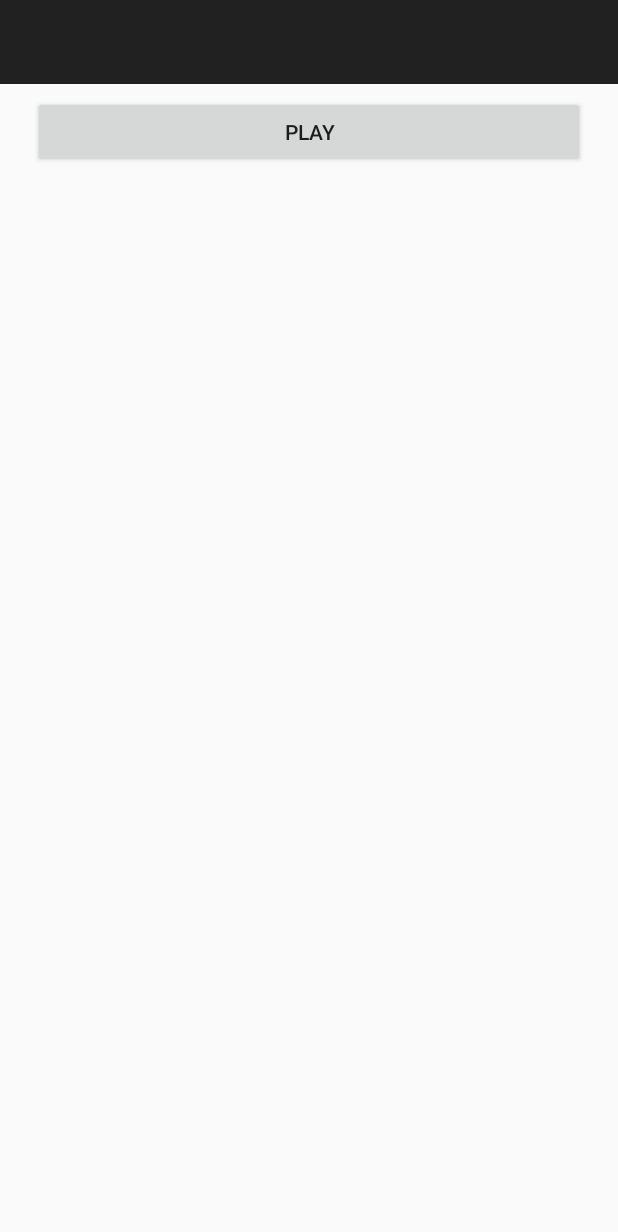
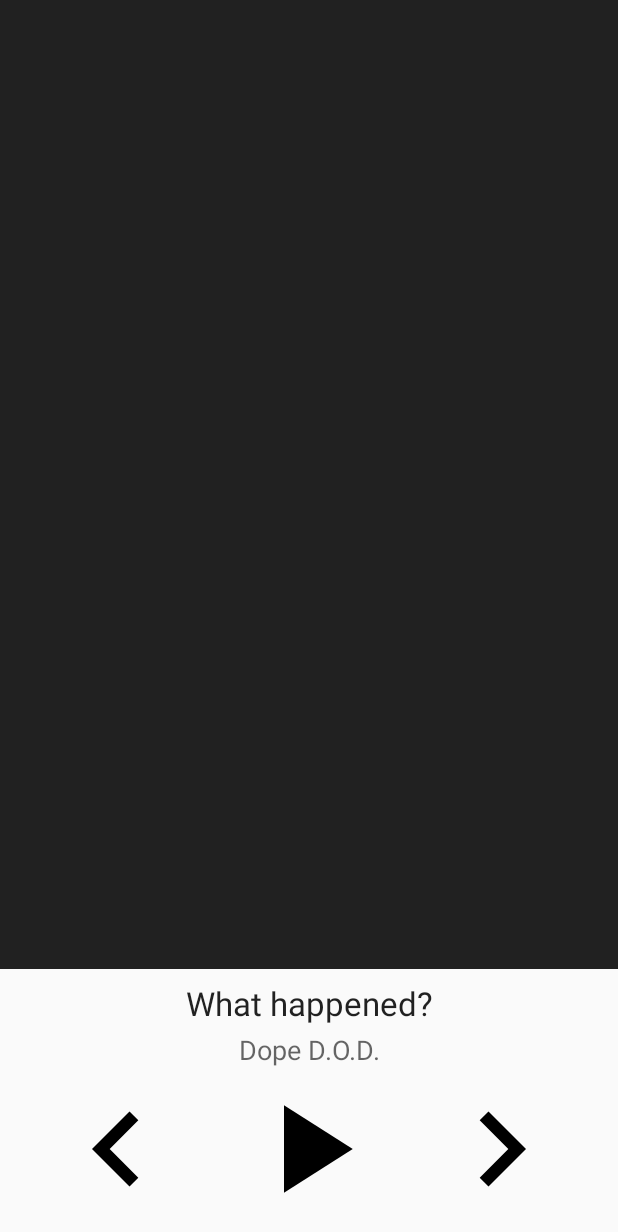
Before and after one commit to MichalGoly/Mapify, an Android app: the layout fragment_player.xml on its own in the app's theme, with its tools: preview values and no code run, on a phone screen of 412 x 824 dp. Shown: the top 1232 px of the screen. Run offline under Robolectric (Android 15) with nearby library versions, the light colour scheme and no system bars.

Commit message:
added a bare bone player layout

```diff
--- a/app/src/main/java/com/michalgoly/mapify/ui/PlayerFragment.java
+++ b/app/src/main/java/com/michalgoly/mapify/ui/PlayerFragment.java
@@ -77,17 +77,17 @@ public class PlayerFragment extends Fragment implements SpotifyPlayer.Notificati
         toolbar.setTitle("");
         ((AppCompatActivity)getActivity()).setSupportActionBar(toolbar);
 
-        playButton = (Button) view.findViewById(R.id.btn_play);
-        playButton.setOnClickListener(new View.OnClickListener() {
-            @Override
-            public void onClick(View v) {
-                if (player != null && currentTrack != null) {
-                    player.playUri(null, currentTrack.getId(), 0, 0);
-                } else {
-                    Log.d(TAG, "player or currentSongId was null!");
-                }
-            }
-        });
+//        playButton = (Button) view.findViewById(R.id.btn_play);
+//        playButton.setOnClickListener(new View.OnClickListener() {
+//            @Override
+//            public void onClick(View v) {
+//                if (player != null && currentTrack != null) {
+//                    player.playUri(null, currentTrack.getId(), 0, 0);
+//                } else {
+//                    Log.d(TAG, "player or currentSongId was null!");
+//                }
+//            }
+//        });
         // start playing the clicked track if a user navigated here through the SearchFragment
         if (currentTrack != null && player != null) {
             player.playUri(null, currentTrack.getId(), 0, 0);
--- /dev/null
+++ b/app/src/main/res/drawable/ic_navigate_before_black_24dp.xml
@@ -0,0 +1,9 @@
+<vector xmlns:android="http://schemas.android.com/apk/res/android"
+        android:width="24dp"
+        android:height="24dp"
+        android:viewportWidth="24.0"
+        android:viewportHeight="24.0">
+    <path
+        android:fillColor="#FF000000"
+        android:pathData="M15.41,7.41L14,6l-6,6 6,6 1.41,-1.41L10.83,12z"/>
+</vector>
--- /dev/null
+++ b/app/src/main/res/drawable/ic_navigate_next_black_24dp.xml
@@ -0,0 +1,9 @@
+<vector xmlns:android="http://schemas.android.com/apk/res/android"
+        android:width="24dp"
+        android:height="24dp"
+        android:viewportWidth="24.0"
+        android:viewportHeight="24.0">
+    <path
+        android:fillColor="#FF000000"
+        android:pathData="M10,6L8.59,7.41 13.17,12l-4.58,4.59L10,18l6,-6z"/>
+</vector>
--- /dev/null
+++ b/app/src/main/res/drawable/ic_pause_black_24dp.xml
@@ -0,0 +1,9 @@
+<vector xmlns:android="http://schemas.android.com/apk/res/android"
+        android:width="24dp"
+        android:height="24dp"
+        android:viewportWidth="24.0"
+        android:viewportHeight="24.0">
+    <path
+        android:fillColor="#FF000000"
+        android:pathData="M6,19h4L10,5L6,5v14zM14,5v14h4L18,5h-4z"/>
+</vector>
--- /dev/null
+++ b/app/src/main/res/drawable/ic_play_arrow_black_24dp.xml
@@ -0,0 +1,9 @@
+<vector xmlns:android="http://schemas.android.com/apk/res/android"
+        android:width="24dp"
+        android:height="24dp"
+        android:viewportWidth="24.0"
+        android:viewportHeight="24.0">
+    <path
+        android:fillColor="#FF000000"
+        android:pathData="M8,5v14l11,-7z"/>
+</vector>
--- a/app/src/main/res/layout/fragment_player.xml
+++ b/app/src/main/res/layout/fragment_player.xml
@@ -7,8 +7,8 @@
 
     <android.support.v7.widget.Toolbar
         android:id="@+id/tb_player_fragment"
-        android:layout_width="match_parent"
-        android:layout_height="?attr/actionBarSize"
+        android:layout_width="0dp"
+        android:layout_height="0dp"
         android:background="?attr/colorPrimary"
         android:theme="@style/ThemeOverlay.AppCompat.ActionBar"
         app:popupTheme="@style/ThemeOverlay.AppCompat.Light"
@@ -18,18 +18,75 @@
         app:layout_constraintLeft_toLeftOf="parent"
         android:layout_marginRight="0dp"
         app:layout_constraintRight_toRightOf="parent"
-        app:contentInsetStartWithNavigation="0dp" />
+        app:contentInsetStartWithNavigation="0dp"
+        app:layout_constraintHorizontal_bias="0.0"
+        android:layout_marginBottom="8dp"
+        app:layout_constraintBottom_toTopOf="@+id/textView2" />
 
-    <Button
-        android:id="@+id/btn_play"
-        android:layout_width="368dp"
-        android:layout_height="wrap_content"
-        android:text="Play"
-        android:layout_marginTop="8dp"
-        app:layout_constraintTop_toBottomOf="@+id/tb_player_fragment"
+    <ImageView
+        android:id="@+id/imageView"
+        android:layout_width="100dp"
+        android:layout_height="100dp"
+        android:layout_marginBottom="8dp"
+        android:adjustViewBounds="false"
+        app:layout_constraintBottom_toBottomOf="parent"
+        app:srcCompat="@drawable/ic_play_arrow_black_24dp"
         android:layout_marginRight="8dp"
         app:layout_constraintRight_toRightOf="parent"
         android:layout_marginLeft="8dp"
         app:layout_constraintLeft_toLeftOf="parent" />
 
+    <ImageView
+        android:id="@+id/imageView2"
+        android:layout_width="100dp"
+        android:layout_height="100dp"
+        app:srcCompat="@drawable/ic_navigate_before_black_24dp"
+        app:layout_constraintRight_toLeftOf="@+id/imageView"
+        android:layout_marginRight="8dp"
+        app:layout_constraintBottom_toBottomOf="parent"
+        android:layout_marginBottom="8dp"
+        android:layout_marginLeft="8dp"
+        app:layout_constraintLeft_toLeftOf="parent" />
+
+    <ImageView
+        android:id="@+id/imageView3"
+        android:layout_width="100dp"
+        android:layout_height="100dp"
+        app:srcCompat="@drawable/ic_navigate_next_black_24dp"
+        app:layout_constraintLeft_toRightOf="@+id/imageView"
+        android:layout_marginLeft="8dp"
+        app:layout_constraintBottom_toBottomOf="parent"
+        android:layout_marginBottom="8dp"
+        android:layout_marginRight="8dp"
+        app:layout_constraintRight_toRightOf="parent" />
+
+    <TextView
+        android:id="@+id/textView"
+        android:layout_width="wrap_content"
+        android:layout_height="wrap_content"
+        android:text="TextView"
+        android:textAppearance="@android:style/TextAppearance.Material.Medium"
+        tools:text="Dope D.O.D."
+        android:layout_marginBottom="4dp"
+        app:layout_constraintBottom_toTopOf="@+id/imageView"
+        android:layout_marginLeft="8dp"
+        app:layout_constraintLeft_toLeftOf="parent"
+        android:layout_marginRight="8dp"
+        app:layout_constraintRight_toRightOf="parent" />
+
+    <TextView
+        android:id="@+id/textView2"
+        android:layout_width="wrap_content"
+        android:layout_height="wrap_content"
+        android:text="TextView"
+        android:textAppearance="@android:style/TextAppearance.Material.Large"
+        tools:text="What happened?"
+        android:layout_marginLeft="8dp"
+        app:layout_constraintLeft_toLeftOf="parent"
+        android:layout_marginRight="8dp"
+        app:layout_constraintRight_toRightOf="parent"
+        app:layout_constraintHorizontal_bias="0.502"
+        android:layout_marginBottom="4dp"
+        app:layout_constraintBottom_toTopOf="@+id/textView" />
+
 </android.support.constraint.ConstraintLayout>
```
